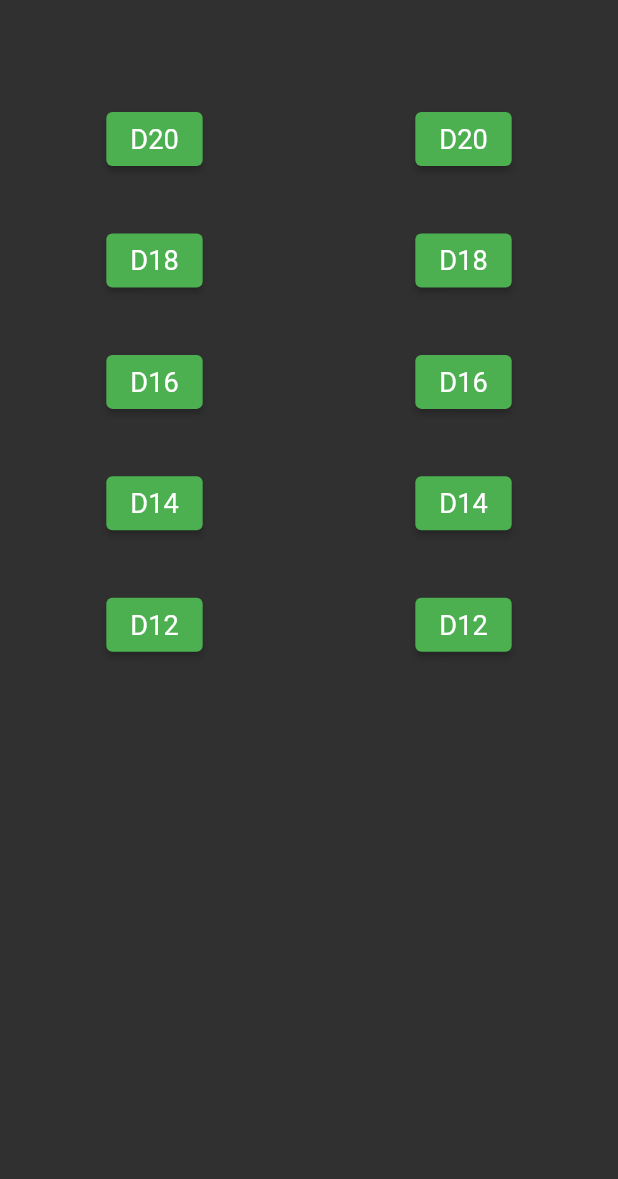
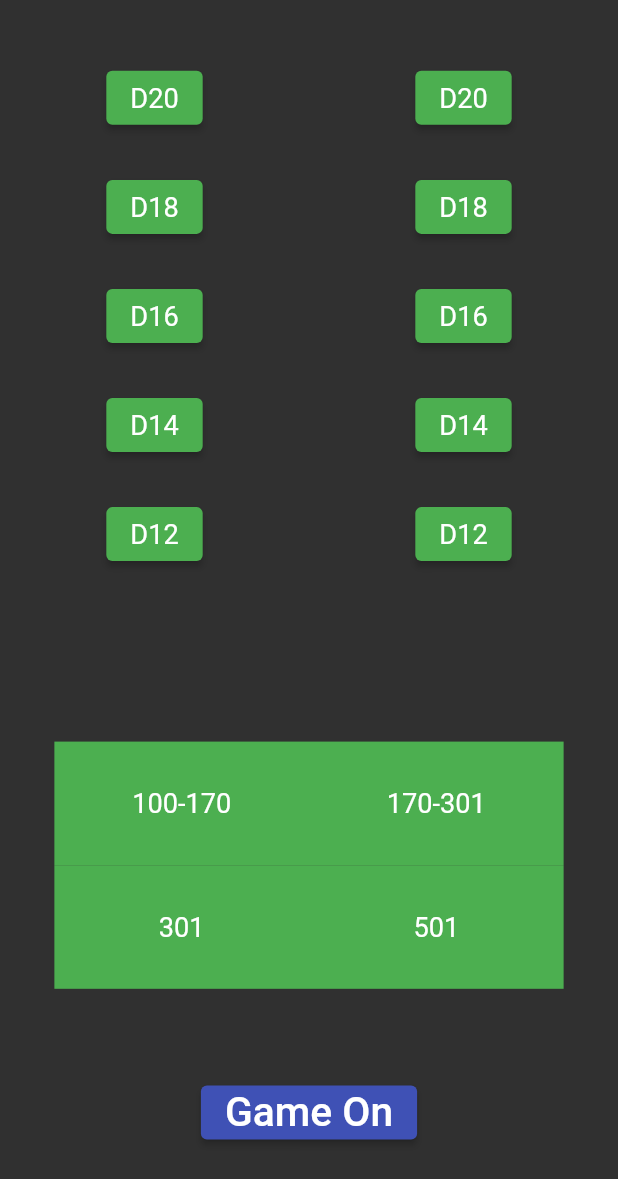
Before and after one commit to JHanuja/darts_high_finish_v2, a Flutter app: the screen it shows after launch, on a phone screen of 412 x 824 dp. Shown: the top 1179 px of the screen. Run offline on Flutter 3.47's test engine with Material 2 defaults, Android fonts, the phone set to English and light mode, and no system bars; our stand-ins replace bloc, equatable, flutter_bloc; Roboto replaces fonts that are missing (DoHyeon).

Commit message:
gamemode implemented and tested

```diff
--- /dev/null
+++ b/lib/doubles/cubit/gamemode_cubit.dart
@@ -0,0 +1,26 @@
+import 'package:bloc/bloc.dart';
+import 'package:equatable/equatable.dart';
+
+part 'gamemode_state.dart';
+
+class GamemodeCubit extends Cubit<GamemodeState> {
+  GamemodeCubit() : super(GamemodeInitial());
+
+  void chooseGameMode(int mode) {
+    switch (mode) {
+      case 1:
+        emit(Gamemode100to170());
+        break;
+      case 2:
+        emit(Gamemode170to301());
+        break;
+      case 3:
+        emit(Gamemode301());
+        break;
+      case 4:
+        emit(Gamemode501());
+        break;
+    }
+    return;
+  }
+}
--- /dev/null
+++ b/lib/doubles/cubit/gamemode_state.dart
@@ -0,0 +1,28 @@
+part of 'gamemode_cubit.dart';
+
+abstract class GamemodeState extends Equatable {
+  const GamemodeState();
+
+  @override
+  List<Object> get props => [];
+}
+
+class GamemodeInitial extends GamemodeState {
+  const GamemodeInitial() : super();
+}
+
+class Gamemode100to170 extends GamemodeState {
+  const Gamemode100to170() : super();
+}
+
+class Gamemode170to301 extends GamemodeState {
+  const Gamemode170to301() : super();
+}
+
+class Gamemode301 extends GamemodeState {
+  const Gamemode301() : super();
+}
+
+class Gamemode501 extends GamemodeState {
+  const Gamemode501() : super();
+}
--- a/lib/doubles/view/doubles_view.dart
+++ b/lib/doubles/view/doubles_view.dart
@@ -1,4 +1,5 @@
 import 'package:darts_high_finish_v2/doubles/cubit/doubles_cubit.dart';
+import 'package:darts_high_finish_v2/doubles/cubit/gamemode_cubit.dart';
 import 'package:darts_high_finish_v2/top/cubit/top_cubit.dart';
 import 'package:darts_high_finish_v2/top/view/top_view.dart';
 import 'package:flutter/material.dart';
@@ -22,7 +23,11 @@ class DoublesView extends StatelessWidget {
   Widget build(BuildContext context) {
     return TopView(
       child: Scaffold(
-        body: Row(
+        body: Column(
+          children: [
+            Container(
+              height: context.read<TopCubit>().state.safeAreaHeight * 0.6,
+              child: Row(
                 children: [
                   Expanded(
                       child: DoubleButtonGroup(
@@ -32,6 +37,36 @@ class DoublesView extends StatelessWidget {
                       child: DoubleButtonGroup(
                     buttonGroup: false,
                   ))
+                ],
+              ),
+            ),
+            Container(
+              height: context.read<TopCubit>().state.safeAreaHeight * 0.2,
+              //color: Colors.red,
+              child: Padding(
+                padding: EdgeInsets.symmetric(
+                    horizontal: context.read<TopCubit>().state.value4),
+                child: BlocProvider<GamemodeCubit>(
+                  create: (context) => GamemodeCubit(),
+                  child: GameMode(),
+                ),
+              ),
+            ),
+            Expanded(
+              child: Center(
+                child: ElevatedButton(
+                  onPressed: () {},
+                  child: Text(
+                    'Game On',
+                    style: TextStyle(
+                        fontSize: context.read<TopCubit>().state.value3 * 1.5),
+                  ),
+                  style: ButtonStyle(
+                      backgroundColor:
+                          MaterialStateProperty.all<Color>(Colors.indigo)),
+                ),
+              ),
+            ),
           ],
         ),
       ),
@@ -50,7 +85,8 @@ class DoubleButtonGroup extends StatelessWidget {
     return BlocBuilder<DoublesCubit, DoublesState>(builder: (context, state) {
       return Column(
         children: [
-          SizedBox(height: context.read<TopCubit>().state.safeAreaHeight / 12),
+          SizedBox(
+              height: context.read<TopCubit>().state.safeAreaHeight * 0.05),
           ElevatedButton(
             onPressed: () {
               buttonGroup
@@ -68,7 +104,8 @@ class DoubleButtonGroup extends StatelessWidget {
             ),
             child: Text('D20'),
           ),
-          SizedBox(height: context.read<TopCubit>().state.safeAreaHeight / 25),
+          SizedBox(
+              height: context.read<TopCubit>().state.safeAreaHeight * 0.03),
           ElevatedButton(
             onPressed: () {
               buttonGroup
@@ -86,7 +123,8 @@ class DoubleButtonGroup extends StatelessWidget {
             ),
             child: Text('D18'),
           ),
-          SizedBox(height: context.read<TopCubit>().state.safeAreaHeight / 25),
+          SizedBox(
+              height: context.read<TopCubit>().state.safeAreaHeight * 0.03),
           ElevatedButton(
             onPressed: () {
               buttonGroup
@@ -104,7 +142,8 @@ class DoubleButtonGroup extends StatelessWidget {
             ),
             child: Text('D16'),
           ),
-          SizedBox(height: context.read<TopCubit>().state.safeAreaHeight / 25),
+          SizedBox(
+              height: context.read<TopCubit>().state.safeAreaHeight * 0.03),
           ElevatedButton(
             onPressed: () {
               buttonGroup
@@ -122,7 +161,8 @@ class DoubleButtonGroup extends StatelessWidget {
             ),
             child: Text('D14'),
           ),
-          SizedBox(height: context.read<TopCubit>().state.safeAreaHeight / 25),
+          SizedBox(
+              height: context.read<TopCubit>().state.safeAreaHeight * 0.03),
           ElevatedButton(
             onPressed: () {
               buttonGroup
@@ -145,3 +185,102 @@ class DoubleButtonGroup extends StatelessWidget {
     });
   }
 }
+
+class GameMode extends StatelessWidget {
+  @override
+  Widget build(BuildContext context) {
+    return BlocBuilder<GamemodeCubit, GamemodeState>(
+      builder: (context, state) {
+        return Row(
+          children: [
+            Expanded(
+              child: Column(
+                children: [
+                  Expanded(
+                    child: InkWell(
+                      onTap: () {
+                        context.read<GamemodeCubit>().chooseGameMode(1);
+                      },
+                      child: Container(
+                        color: state is Gamemode100to170 ? Colors.orange : Colors.green,
+                        child: Center(
+                          child: Text(
+                            '100-170',
+                            style: TextStyle(
+                                fontSize:
+                                    context.read<TopCubit>().state.value3),
+                          ),
+                        ),
+                      ),
+                    ),
+                  ),
+                  Expanded(
+                    child: InkWell(
+                      onTap: () {
+                        context.read<GamemodeCubit>().chooseGameMode(3);
+                      },
+                      child: Container(
+                        color: state is Gamemode301 ? Colors.orange : Colors.green,
+                        child: Center(
+                          child: Text(
+                            '301',
+                            style: TextStyle(
+                                fontSize:
+                                    context.read<TopCubit>().state.value3),
+                          ),
+                        ),
+                      ),
+                    ),
+                  ),
+                ],
+              ),
+            ),
+            Expanded(
+              child: Column(
+                children: [
+                  Expanded(
+                    child: InkWell(
+                      onTap: () {
+                        context.read<GamemodeCubit>().chooseGameMode(2);
+                      },
+                      child: Container(
+                        color: state is Gamemode170to301 ? Colors.orange : Colors.green,
+                        child: Center(
+                          child: Text(
+                            '170-301',
+                            style: TextStyle(
+                                fontSize:
+                                    context.read<TopCubit>().state.value3),
+                          ),
+                        ),
+                      ),
+                    ),
+                  ),
+                  Expanded(
+                    child: InkWell(
+                      onTap: () {
+                        context.read<GamemodeCubit>().chooseGameMode(4);
+                      },
+                      child: Container(
+                        color:
+                            state is Gamemode501 ? Colors.orange : Colors.green,
+                        child: Center(
+                          child: Text(
+                            '501',
+                            style: TextStyle(
+                                fontSize:
+                                    context.read<TopCubit>().state.value3),
+                          ),
+                        ),
+                      ),
+                    ),
+                  ),
+                ],
+              ),
+            ),
+          ],
+        );
+      },
+    );
+  }
+}
```
Also changed, not shown: 3 other files. Lines whose indentation alone changed are shown as unchanged.
